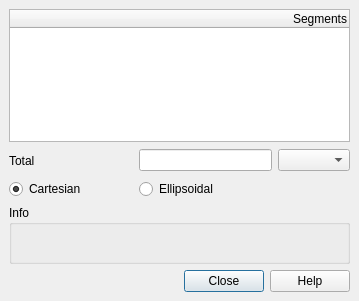
Qt form src/ui/qgsmeasurebase.ui (qgis/QGIS) before a commit.
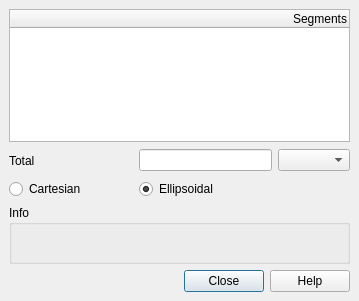
The same form after that commit. Icons and pictures are not drawn. Custom widgets are drawn as their Qt base class.

Commit message: fix tests and refacto. I added a variable to indicate the unit change. Indeed, the previous code contained an error since it assumed that cartesian was without unit.

```diff
--- a/src/ui/qgsmeasurebase.ui
+++ b/src/ui/qgsmeasurebase.ui
@@ -137,7 +137,7 @@
       <string>Cartesian</string>
      </property>
      <property name="checked">
-      <bool>true</bool>
+      <bool>false</bool>
      </property>
     </widget>
    </item>
@@ -147,7 +147,7 @@
       <string>Ellipsoidal</string>
      </property>
      <property name="checked">
-      <bool>false</bool>
+      <bool>true</bool>
      </property>
     </widget>
    </item>
```
The commit also changes 2 other files.
